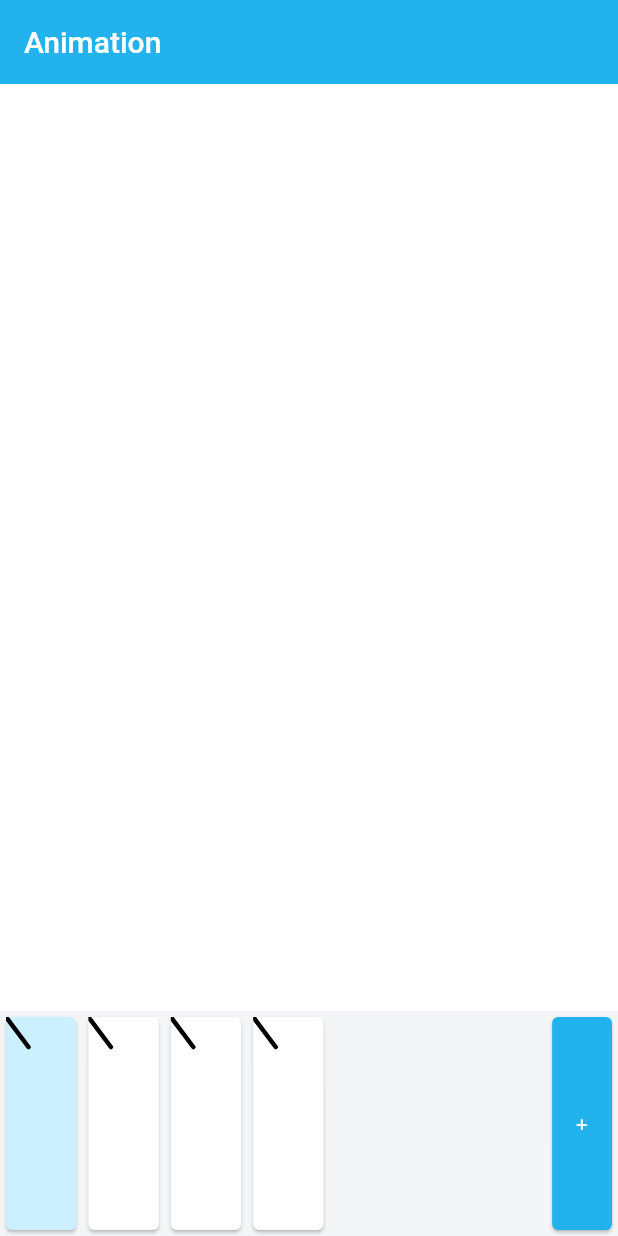
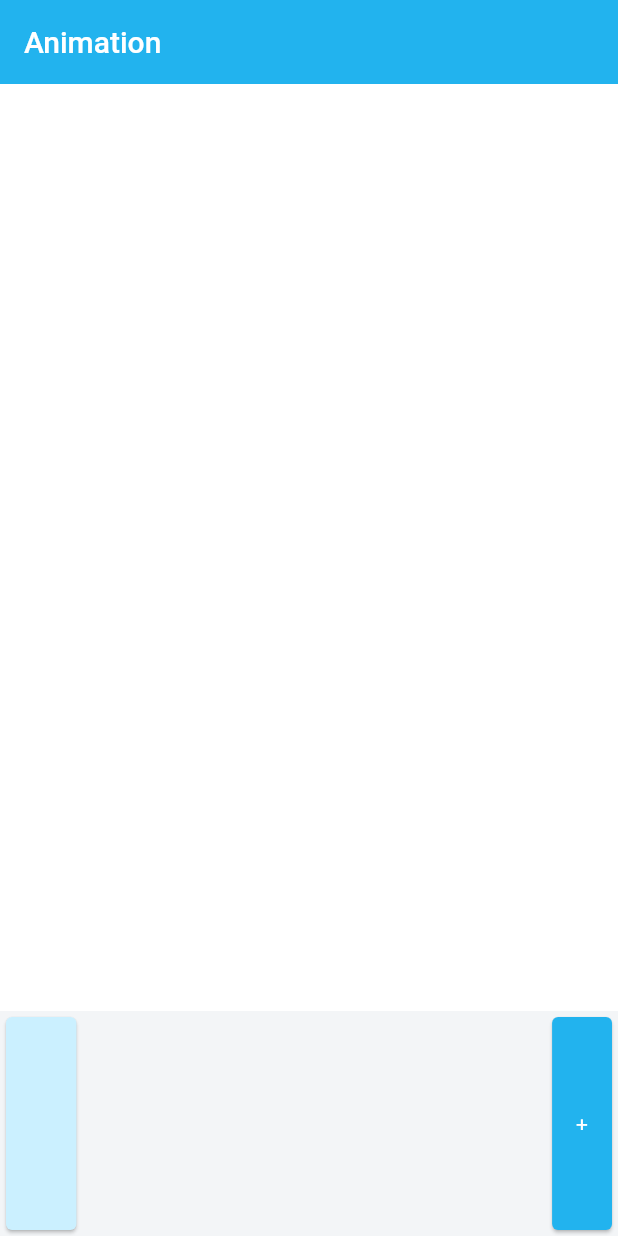
Before and after one commit to andrewdsilva/weasytoon, a Flutter app: the screen it shows after launch, on a phone screen of 412 x 824 dp. Run offline on Flutter 3.47's test engine with Material 2 defaults, Android fonts, the light colour scheme and no system bars.

Commit message:
Models + animation service

```diff
--- /dev/null
+++ b/lib/models/animation.dart
@@ -0,0 +1,12 @@
+import 'frame.dart';
+
+class Animation {
+
+  String name        = "";
+  List<Frame> frames = [];
+
+  Animation(String name) {
+    this.name = name;
+  }
+
+}
--- /dev/null
+++ b/lib/models/frame.dart
@@ -0,0 +1,7 @@
+import 'package:flutter/material.dart';
+
+class Frame {
+
+  List<Offset> offsets = [];
+
+}
--- a/lib/screens/animation_frames.dart
+++ b/lib/screens/animation_frames.dart
@@ -2,6 +2,8 @@ import 'package:flutter/material.dart';
 import 'dart:ui';
 
 import 'animation_painter.dart';
+import '../services/animation_service.dart';
+import '../models/frame.dart';
 
 class AnimationFrames extends StatefulWidget {
 
@@ -14,18 +16,21 @@ class AnimationFrames extends StatefulWidget {
 
 class _AnimationFramesState extends State<AnimationFrames> {
 
-  double getItemWidth() {
-    var frameWidth  = MediaQuery.of(context).size.width;
+  double getProportion() {
     var frameHeight = MediaQuery.of(context).size.height * 0.75;
     var itemHeight  = MediaQuery.of(context).size.height * 0.1;
 
-    var itemWidth = frameWidth * itemHeight / frameHeight;
-
-    return itemWidth;
+    return itemHeight / frameHeight;
   }
 
-  Color getFrameBackground(int index) {
-    if (index == 0) {
+  double getItemWidth() {
+    var frameWidth  = MediaQuery.of(context).size.width;
+
+    return frameWidth * this.getProportion();
+  }
+
+  Color getFrameBackground(Frame frame) {
+    if (frame == servAnimation.currentFrame) {
       return Theme.of(context).primaryColorLight;
     } else {
       return Colors.white;
@@ -34,7 +39,7 @@ class _AnimationFramesState extends State<AnimationFrames> {
 
   @override
   Widget build(BuildContext context) {
-    var items = [1, 2, 3, 4];
+    var frames = servAnimation.currentAnimation.frames;
 
     return Container(
       child: Row(
@@ -44,28 +49,38 @@ class _AnimationFramesState extends State<AnimationFrames> {
               physics: ClampingScrollPhysics(),
               shrinkWrap: true,
               scrollDirection: Axis.horizontal,
-              itemCount: items.length,
+              itemCount: frames.length,
               itemBuilder: (BuildContext context, int index) {
-                final item = items[index];
+                var frame = frames[index];
 
                 return SizedBox(
                   width: getItemWidth(),
+                  child: InkWell(
+                    onTap: () {
+                      servAnimation.selectFrame(frame);
+                    },
                     child: Card(
                       child: CustomPaint(
-                      painter: AnimationPainter([Offset(0,0), Offset(15,20)]),
+                        painter: AnimationPainter(frame, this.getProportion()),
                       ),
-                    color: this.getFrameBackground(index),
+                      color: this.getFrameBackground(frame),
+                    ),
                   ),
                 );
               },
             ),
           ),
-          Card(
+          InkWell(
+            onTap: () {
+              servAnimation.newFrame();
+            },
+            child: Card(
               child: Padding(
                 padding: EdgeInsets.all(16.0),
                 child: Center(child: Text('+', style: TextStyle(color: Colors.white))),
               ),
               color: Theme.of(context).primaryColor,
+            ),
           ),
         ],
       ),
--- a/lib/screens/animation_page.dart
+++ b/lib/screens/animation_page.dart
@@ -3,6 +3,8 @@ import 'dart:ui';
 
 import 'animation_paint.dart';
 import 'animation_frames.dart';
+
+import '../services/animation_service.dart';
 
 class AnimationPage extends StatelessWidget {
 
--- a/lib/screens/animation_paint.dart
+++ b/lib/screens/animation_paint.dart
@@ -2,6 +2,7 @@ import 'package:flutter/material.dart';
 import 'dart:ui';
 
 import 'animation_painter.dart';
+import '../services/animation_service.dart';
 
 class AnimationPaint extends StatefulWidget {
 
@@ -13,17 +14,16 @@ class AnimationPaint extends StatefulWidget {
 }
 
 class _AnimationPaintState extends State<AnimationPaint> {
-  final _offsets = <Offset>[];
 
   void addPoint(context, details) {
     final renderObject = context.findRenderObject() as RenderBox;
     final position     = renderObject.globalToLocal(details.globalPosition);
 
-    _offsets.add(position);
+    servAnimation.currentFrame.offsets.add(position);
   }
 
   void addNullPoint() {
-    _offsets.add(null);
+    servAnimation.currentFrame.offsets.add(null);
   }
 
   @override
@@ -48,7 +48,7 @@ class _AnimationPaintState extends State<AnimationPaint> {
         },
         child: Center(
           child: CustomPaint(
-            painter: AnimationPainter(this._offsets),
+            painter: AnimationPainter(servAnimation.currentFrame, 1),
             child: Container(
               height: MediaQuery.of(context).size.height * 0.75,
               width: MediaQuery.of(context).size.width,
--- a/lib/screens/animation_painter.dart
+++ b/lib/screens/animation_painter.dart
@@ -1,34 +1,48 @@
 import 'package:flutter/material.dart';
 import 'dart:ui';
 
+import '../models/frame.dart';
+import '../services/animation_service.dart';
+
 class AnimationPainter extends CustomPainter {
 
-  final offsets;
+  Frame frame;
+  double proportion = 1;
 
-  AnimationPainter(this.offsets): super();
+  AnimationPainter(this.frame, this.proportion): super();
+
+  Offset adaptOffset(Offset o) {
+    return o.scale(this.proportion, this.proportion);
+  }
+
+  double getStrokeWidth() {
+    return 3.0 * this.proportion;
+  }
 
   @override
   void paint(Canvas canvas, Size size) {
     final paint = Paint()
     ..color = Colors.black
     ..isAntiAlias = true
-    ..strokeWidth = 3.0
+    ..strokeWidth = this.getStrokeWidth()
     ..strokeCap = StrokeCap.round;
 
     var rect = Offset.zero & size;
     canvas.clipRect(rect);
 
+    var offsets = frame.offsets;
+
     for (var i = 0; i < offsets.length - 1; i++) {
       if (offsets[i] != null && offsets[i + 1] != null) {
         canvas.drawLine(
-          offsets[i],
-          offsets[i + 1],
+          this.adaptOffset(offsets[i]),
+          this.adaptOffset(offsets[i + 1]),
           paint
         );
       } else if (offsets[i] != null && offsets[i + 1] == null) {
         canvas.drawPoints(
           PointMode.points,
-          [offsets[i]],
+          [this.adaptOffset(offsets[i])],
           paint
         );
       }
```
Also changed, not shown: lib/services/animation_service.dart (added, +46 -0 lines). Lines whose indentation alone changed are shown as unchanged.
